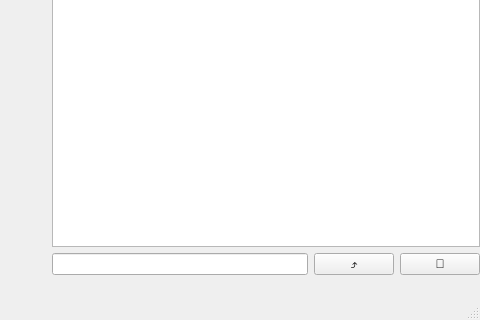
Above: mainwindow.ui from Jwin531/Messenger before the change; both pictures show x 140 to 620 and y 196 to 516 of the 620 by 516 pixel window. Below: the same form after it.
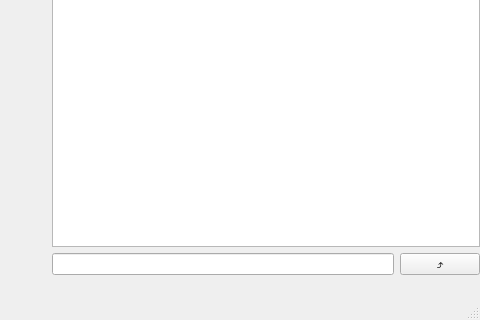
That is the form after the change.

The edit to the form file:
```diff
--- a/mainwindow.ui
+++ b/mainwindow.ui
@@ -111,13 +111,6 @@
            </property>
           </widget>
          </item>
-         <item>
-          <widget class="QPushButton" name="SendVoiceMessage">
-           <property name="text">
-            <string>🎤</string>
-           </property>
-          </widget>
-         </item>
         </layout>
        </item>
       </layout>
```
